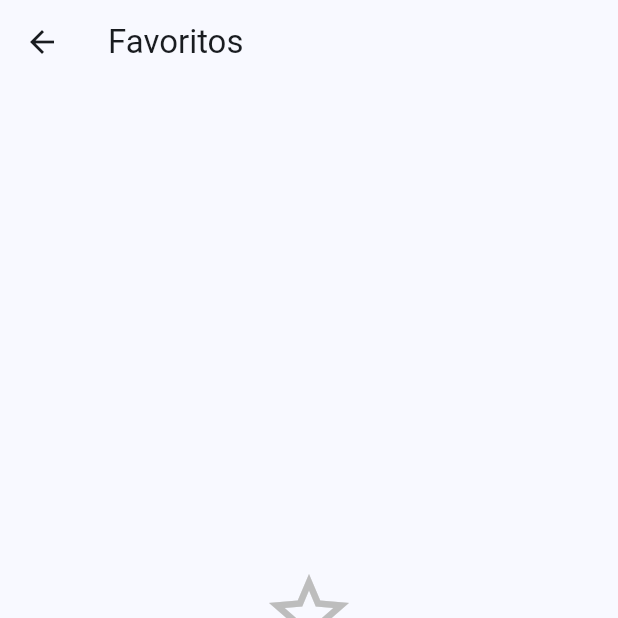
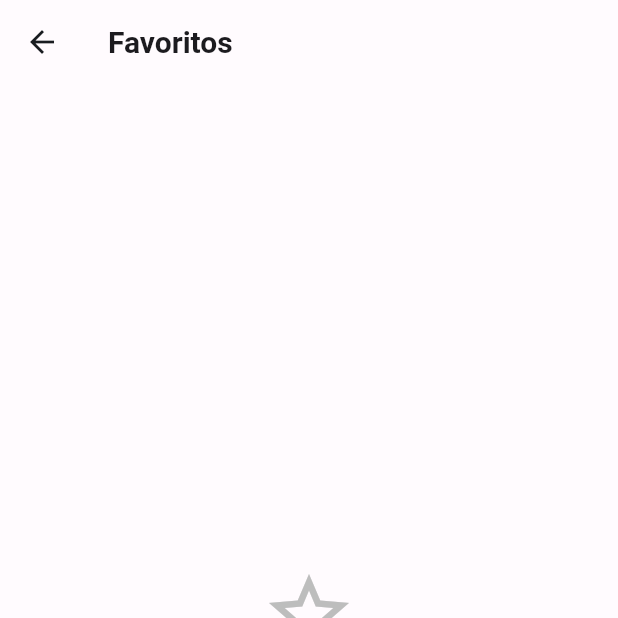
Before and after one commit to 3duardobn/libras_dicionario, a Flutter app: the screen it shows after launch, after a tap on the "star" icon, on a phone screen of 412 x 824 dp, the top half of it. Run offline on Flutter 3.47's test engine with Material 3 defaults, Android fonts, the phone set to English and light mode, and no system bars; our stand-ins replace chewie, diacritic, flutter_html, flutter_svg, shared_preferences, video_player and 1 more; network calls fail.

Commit message:
refactor: migrate from ClojureDart to clean Flutter Dart 3, add theme system, animated filter bar, uncluttered UI, and video player optimizations
- Completed full migration to pure Dart 3 / Flutter with clean layered architecture
- Implemented Material 3 ThemeData and exact institutional color tokens in theme.dart
- Added vector animated SplashScreen (assets/icone_logo.svg)
- Fixed active filter state mutation and scoped INES autocomplete to active INES filter
- Expanded card width and 14:9 video player bounds for easy touch controls
- Replaced floating action button with conditional empty-state YoutubeCard (controls=0, loop: true)
- Converted multi-row filter chips to 44px horizontal animated scroll bar (_AnimatedFilterChip)
- Set video control auto-hide timer to 800ms
- Added PLAN.md, TODO.md, and AGENT.md project documentation

```diff
--- a/libras_dictionary/lib/card.dart
+++ b/libras_dictionary/lib/card.dart
@@ -5,23 +5,9 @@ import 'models.dart';
 import 'player.dart';
 import 'state.dart' as st;
 import 'strings.dart' as s;
+import 'theme.dart';
 
-Color getSourceColor(String source) {
-  switch (source) {
-    case 'INES':
-      return Colors.blue.shade600;
-    case 'RedeSurdos':
-      return Colors.green.shade600;
-    case 'UFV':
-      return Colors.red.shade600;
-    case 'LibrasAcademicaUFF':
-      return Colors.purple.shade600;
-    case 'SpreadTheSign':
-      return Colors.orange.shade600;
-    default:
-      return Colors.grey.shade600;
-  }
-}
+Color getSourceColor(String source) => AppColors.forSource(source);
 
 Widget _htmlSection(String label, String data, bool italic) {
   return Column(
@@ -79,7 +65,7 @@ class _DictionaryItemCardState extends State<DictionaryItemCard> {
     final videoUrl = item.videoUrl;
 
     return Card(
-      margin: const EdgeInsets.symmetric(horizontal: 16, vertical: 8),
+      margin: const EdgeInsets.symmetric(horizontal: 10, vertical: 8),
       elevation: 3,
       shape: RoundedRectangleBorder(borderRadius: BorderRadius.circular(12)),
       clipBehavior: Clip.antiAlias,
@@ -131,17 +117,23 @@ class _DictionaryItemCardState extends State<DictionaryItemCard> {
                 ),
               ),
               if (_expanded)
-                Padding(
-                  padding: const EdgeInsets.all(16),
-                  child: Column(
+                Column(
                   crossAxisAlignment: CrossAxisAlignment.start,
                   children: [
                     if (description != null && description.trim().isNotEmpty)
-                        _htmlSection(s.descriptionLabel, description, false),
+                      Padding(
+                        padding: const EdgeInsets.fromLTRB(16, 16, 16, 0),
+                        child: _htmlSection(s.descriptionLabel, description, false),
+                      ),
                     if (exemplo != null && exemplo.trim().isNotEmpty)
-                        _htmlSection(s.exampleLabel, exemplo, true),
+                      Padding(
+                        padding: const EdgeInsets.fromLTRB(16, 8, 16, 0),
+                        child: _htmlSection(s.exampleLabel, exemplo, true),
+                      ),
                     if (libras != null && libras.trim().isNotEmpty)
-                        Column(
+                      Padding(
+                        padding: const EdgeInsets.fromLTRB(16, 8, 16, 0),
+                        child: Column(
                           crossAxisAlignment: CrossAxisAlignment.start,
                           children: [
                             Text(
@@ -173,14 +165,15 @@ class _DictionaryItemCardState extends State<DictionaryItemCard> {
                             const SizedBox(height: 12),
                           ],
                         ),
+                      ),
                     if (youtubeId != null && youtubeId.trim().isNotEmpty)
                       Padding(
-                          padding: const EdgeInsets.only(bottom: 16),
+                        padding: const EdgeInsets.symmetric(vertical: 12),
                         child: YoutubePlayerWidget(youtubeId: youtubeId),
                       ),
                     if (imageUrl != null && imageUrl.trim().isNotEmpty)
                       Padding(
-                          padding: const EdgeInsets.only(bottom: 16),
+                        padding: const EdgeInsets.fromLTRB(8, 8, 8, 12),
                         child: Image.network(
                           imageUrl,
                           fit: BoxFit.contain,
@@ -190,11 +183,10 @@ class _DictionaryItemCardState extends State<DictionaryItemCard> {
                       ),
                     if (videoUrl != null && videoUrl.trim().isNotEmpty)
                       Padding(
-                          padding: const EdgeInsets.only(bottom: 16),
+                        padding: const EdgeInsets.symmetric(vertical: 12),
                         child: ChewieVideoWidget(videoUrl: videoUrl),
                       ),
                   ],
-                  ),
                 ),
             ],
           ),
--- a/libras_dictionary/lib/main.dart
+++ b/libras_dictionary/lib/main.dart
@@ -7,6 +7,9 @@ import 'models.dart';
 import 'settings_screen.dart';
 import 'state.dart' as st;
 import 'strings.dart' as s;
+
+import 'screens/splash_screen.dart';
+import 'theme.dart';
 
 void main() async {
   WidgetsFlutterBinding.ensureInitialized();
@@ -26,7 +29,9 @@ class _MyHttpOverrides extends HttpOverrides {
 }
 
 class LibrasDictionaryApp extends StatelessWidget {
-  const LibrasDictionaryApp({super.key});
+  const LibrasDictionaryApp({super.key, this.showSplash = true});
+
+  final bool showSplash;
 
   @override
   Widget build(BuildContext context) {
@@ -37,20 +42,9 @@ class LibrasDictionaryApp extends StatelessWidget {
           title: s.appTitle,
           debugShowCheckedModeBanner: false,
           themeMode: st.appState.themeMode,
-          theme: ThemeData(
-            useMaterial3: true,
-            brightness: Brightness.light,
-            colorScheme: ColorScheme.fromSeed(seedColor: Colors.blue),
-          ),
-          darkTheme: ThemeData(
-            useMaterial3: true,
-            brightness: Brightness.dark,
-            colorScheme: ColorScheme.fromSeed(
-              seedColor: Colors.blue,
-              brightness: Brightness.dark,
-            ),
-          ),
-          home: const HomePage(),
+          theme: AppTheme.lightTheme,
+          darkTheme: AppTheme.darkTheme,
+          home: showSplash ? const SplashScreen() : const HomePage(),
         );
       },
     );
@@ -137,7 +131,8 @@ class _HomePageState extends State<HomePage> {
         final suggestions =
             state.searchQuery.isNotEmpty &&
                 state.searchQuery != state.lastSearched &&
-                !state.isSearching
+                !state.isSearching &&
+                state.isSourceActive('INES')
             ? st.suggestionsFor(state.searchQuery, 6)
             : const <String>[];
 
@@ -171,18 +166,6 @@ class _HomePageState extends State<HomePage> {
               ),
             ],
           ),
-          floatingActionButton: state.showYoutubeButton
-              ? FloatingActionButton.extended(
-                  onPressed: () => state.openYoutubeSearch(state.searchQuery),
-                  backgroundColor: const Color(0xFF1565C0),
-                  icon: const Icon(Icons.play_circle_filled, color: Colors.white),
-                  label: const Text(
-                    s.youtubeButton,
-                    style: TextStyle(color: Colors.white, fontWeight: FontWeight.bold),
-                  ),
-                  tooltip: s.youtubeTooltip,
-                )
-              : null,
           body: Column(
             children: [
               Padding(
@@ -291,43 +274,7 @@ class _HomePageState extends State<HomePage> {
                 textAlign: TextAlign.center,
               ),
               if (!blank && state.showYoutubeButton)
-                Column(
-                  mainAxisSize: MainAxisSize.min,
-                  children: [
-                    Padding(
-                      padding: const EdgeInsets.only(top: 8),
-                      child: Text(
-                        s.notFoundDictionaries,
-                        style: TextStyle(
-                          fontSize: 14,
-                          color: Colors.grey.shade500,
-                        ),
-                        textAlign: TextAlign.center,
-                      ),
-                    ),
-                    TextButton(
-                      onPressed: () => state.openYoutubeSearch(state.searchQuery),
-                      child: const Row(
-                        mainAxisSize: MainAxisSize.min,
-                        children: [
-                          Icon(
-                            Icons.play_circle_filled,
-                            size: 18,
-                            color: Color(0xFF1565C0),
-                          ),
-                          SizedBox(width: 6),
-                          Text(
-                            s.searchYoutube,
-                            style: TextStyle(
-                              color: Color(0xFF1565C0),
-                              fontWeight: FontWeight.w600,
-                            ),
-                          ),
-                        ],
-                      ),
-                    ),
-                  ],
-                ),
+                _YoutubeCard(query: state.searchQuery),
               if (blank && state.recentSearches.isNotEmpty)
                 _RecentSearchesBlock(
                   recents: state.recentSearches,
@@ -341,7 +288,80 @@ class _HomePageState extends State<HomePage> {
 
     return ListView.builder(
       itemCount: displayResults.length,
-      itemBuilder: (context, index) => DictionaryItemCard(item: displayResults[index]),
+      itemBuilder: (context, index) =>
+          DictionaryItemCard(item: displayResults[index]),
+    );
+  }
+}
+
+class _YoutubeCard extends StatelessWidget {
+  const _YoutubeCard({required this.query});
+
+  final String query;
+
+  @override
+  Widget build(BuildContext context) {
+    final isDark = Theme.of(context).brightness == Brightness.dark;
+    return Container(
+      margin: const EdgeInsets.symmetric(vertical: 24),
+      padding: const EdgeInsets.all(20),
+      decoration: BoxDecoration(
+        color: isDark ? const Color(0xFF2A292E) : const Color(0xFFF4F6FB),
+        borderRadius: BorderRadius.circular(AppRadius.card),
+        border: Border.all(
+          color: AppColors.sourceYoutube.withValues(alpha: 0.3),
+          width: 1,
+        ),
+      ),
+      child: Column(
+        mainAxisSize: MainAxisSize.min,
+        children: [
+          Row(
+            mainAxisAlignment: MainAxisAlignment.center,
+            children: [
+              const Icon(
+                Icons.play_circle_filled,
+                size: 28,
+                color: AppColors.sourceYoutube,
+              ),
+              const SizedBox(width: 8),
+              Text(
+                s.searchYoutube,
+                style: const TextStyle(
+                  fontSize: 16,
+                  fontWeight: FontWeight.bold,
+                ),
+              ),
+            ],
+          ),
+          const SizedBox(height: 8),
+          Text(
+            s.notFoundDictionaries,
+            style: TextStyle(
+              fontSize: 13,
+              color: isDark ? Colors.grey.shade400 : AppColors.neutralMuted,
+            ),
+            textAlign: TextAlign.center,
+          ),
+          const SizedBox(height: 14),
+          ElevatedButton.icon(
+            style: ElevatedButton.styleFrom(
+              backgroundColor: AppColors.sourceYoutube,
+              foregroundColor: Colors.white,
+              padding: const EdgeInsets.symmetric(horizontal: 20, vertical: 12),
+              shape: RoundedRectangleBorder(
+                borderRadius: BorderRadius.circular(AppRadius.input),
+              ),
+            ),
+            onPressed: () => st.appState.openYoutubeSearch(query),
+            icon: const Icon(Icons.open_in_new, size: 18),
+            label: Text(
+              'Buscar "$query" no YouTube',
+              style: const TextStyle(fontWeight: FontWeight.bold, fontSize: 14),
+            ),
+          ),
+        ],
+      ),
     );
   }
 }
@@ -468,63 +488,109 @@ class _FilterChips extends StatelessWidget {
     }
   }
 
-  Widget _chip({
-    required String source,
-    required String label,
-    required bool isSelected,
-    required Color selectedColor,
-    bool bold = false,
-  }) {
-    final labelColor = isSelected
-        ? Colors.white
-        : (isDark ? Colors.white : const Color(0xFF1C1B1F));
-    return FilterChip(
-      label: Text(
-        label,
-        style: TextStyle(
-          fontSize: 13,
-          fontWeight: bold ? FontWeight.bold : FontWeight.normal,
-          color: labelColor,
-        ),
-      ),
-      selected: isSelected,
-      onSelected: (value) => st.appState.onFilterChanged(source, value),
-      showCheckmark: false,
-      selectedColor: selectedColor,
-      backgroundColor: Colors.grey.shade600.withValues(alpha: 0.2),
-      shape: RoundedRectangleBorder(borderRadius: BorderRadius.circular(8)),
-      elevation: 1,
-      pressElevation: 2,
-      padding: const EdgeInsets.symmetric(horizontal: 8, vertical: 6),
-    );
-  }
-
   @override
   Widget build(BuildContext context) {
     final sortedSources = enabledSources.toList()..sort();
-    return Padding(
-      padding: const EdgeInsets.symmetric(horizontal: 16, vertical: 8),
-      child: Wrap(
-        spacing: 8,
-        runSpacing: 8,
-        alignment: WrapAlignment.center,
+    return SizedBox(
+      height: 44,
+      child: SingleChildScrollView(
+        scrollDirection: Axis.horizontal,
+        padding: const EdgeInsets.symmetric(horizontal: 16, vertical: 4),
+        child: Row(
           children: [
-          _chip(
+            _AnimatedFilterChip(
               source: 'Ambos',
               label: s.filterAll,
               isSelected: activeFilters.contains('Ambos'),
-            selectedColor: Colors.blue.shade600,
+              selectedColor: AppColors.primary,
+              isDark: isDark,
               bold: true,
             ),
-          for (final source in sortedSources)
-            _chip(
+            const SizedBox(width: 8),
+            for (final source in sortedSources) ...[
+              _AnimatedFilterChip(
                 source: source,
                 label: _displayLabel(source),
                 isSelected: activeFilters.contains(source),
-              selectedColor: getSourceColor(source),
+                selectedColor: AppColors.forSource(source),
+                isDark: isDark,
               ),
+              const SizedBox(width: 8),
             ],
+          ],
+        ),
       ),
     );
   }
 }
+
+class _AnimatedFilterChip extends StatelessWidget {
+  const _AnimatedFilterChip({
+    required this.source,
+    required this.label,
+    required this.isSelected,
+    required this.selectedColor,
+    required this.isDark,
+    this.bold = false,
+  });
+
+  final String source;
+  final String label;
+  final bool isSelected;
+  final Color selectedColor;
+  final bool isDark;
+  final bool bold;
+
+  @override
+  Widget build(BuildContext context) {
+    final unselectedBg =
+        isDark ? const Color(0xFF2C2B30) : const Color(0xFFEFF1F5);
+    final unselectedFg = isDark ? Colors.white70 : AppColors.neutralText;
+
+    return AnimatedScale(
+      scale: isSelected ? 1.04 : 1.0,
+      duration: const Duration(milliseconds: 220),
+      curve: Curves.easeOutCubic,
+      child: AnimatedContainer(
+        duration: const Duration(milliseconds: 220),
+        curve: Curves.easeOutCubic,
+        decoration: BoxDecoration(
+          color: isSelected ? selectedColor : unselectedBg,
+          borderRadius: BorderRadius.circular(AppRadius.chip),
+          boxShadow: isSelected
+              ? [
+                  BoxShadow(
+                    color: selectedColor.withValues(alpha: 0.35),
+                    blurRadius: 6,
+                    offset: const Offset(0, 2),
+                  ),
+                ]
+              : null,
+        ),
+        child: Material(
+          color: Colors.transparent,
+          child: InkWell(
+            borderRadius: BorderRadius.circular(AppRadius.chip),
+            onTap: () {
+              st.appState.onFilterChanged(source, !isSelected);
+            },
+            child: Padding(
+              padding: const EdgeInsets.symmetric(horizontal: 14, vertical: 8),
+              child: AnimatedDefaultTextStyle(
+                duration: const Duration(milliseconds: 220),
+                style: TextStyle(
+                  fontSize: 13,
+                  fontWeight: (bold || isSelected)
+                      ? FontWeight.bold
+                      : FontWeight.w500,
+                  color: isSelected ? Colors.white : unselectedFg,
+                ),
+                child: Text(label),
+              ),
+            ),
+          ),
+        ),
+      ),
+    );
+  }
+}
--- /dev/null
+++ b/libras_dictionary/lib/screens/splash_screen.dart
@@ -0,0 +1,122 @@
+import 'package:flutter/material.dart';
+import 'package:flutter_svg/flutter_svg.dart';
+
+import '../main.dart';
+import '../strings.dart' as s;
+import '../theme.dart';
+
+/// Animated branded Splash Screen showing the Libras Dictionary logo.
+class SplashScreen extends StatefulWidget {
+  const SplashScreen({super.key});
+
+  @override
+  State<SplashScreen> createState() => _SplashScreenState();
+}
+
+class _SplashScreenState extends State<SplashScreen>
+    with SingleTickerProviderStateMixin {
+  late AnimationController _controller;
+  late Animation<double> _scaleAnimation;
+  late Animation<double> _fadeAnimation;
+
+  @override
+  void initState() {
+    super.initState();
+    _controller = AnimationController(
+      vsync: this,
+      duration: const Duration(milliseconds: 1200),
+    );
+
+    _scaleAnimation = Tween<double>(begin: 0.8, end: 1.0).animate(
+      CurvedAnimation(parent: _controller, curve: Curves.easeOutBack),
+    );
+
+    _fadeAnimation = Tween<double>(begin: 0.0, end: 1.0).animate(
+      CurvedAnimation(parent: _controller, curve: Curves.easeIn),
+    );
+
+    _controller.forward();
+    _navigateToHome();
+  }
+
+  Future<void> _navigateToHome() async {
+    await Future.delayed(const Duration(milliseconds: 1800));
+    if (!mounted) return;
+    Navigator.of(context).pushReplacement(
+      PageRouteBuilder<void>(
+        pageBuilder: (context, animation, secondaryAnimation) => const HomePage(),
+        transitionsBuilder: (context, animation, secondaryAnimation, child) {
+          return FadeTransition(opacity: animation, child: child);
+        },
+        transitionDuration: const Duration(milliseconds: 400),
+      ),
+    );
+  }
+
+  @override
+  void dispose() {
+    _controller.dispose();
+    super.dispose();
+  }
+
+  @override
+  Widget build(BuildContext context) {
+    final isDark = Theme.of(context).brightness == Brightness.dark;
+    final bgColor = isDark ? AppColors.surfaceDark : AppColors.surfaceLight;
+
+    return Scaffold(
+      backgroundColor: bgColor,
+      body: Center(
+        child: FadeTransition(
+          opacity: _fadeAnimation,
+          child: ScaleTransition(
+            scale: _scaleAnimation,
+            child: Column(
+              mainAxisAlignment: MainAxisAlignment.center,
+              children: [
+                Container(
+                  padding: const EdgeInsets.all(36),
+                  decoration: BoxDecoration(
+                    color: isDark ? Colors.black : AppColors.primaryBrand,
+                    shape: BoxShape.circle,
+                    boxShadow: [
+                      BoxShadow(
+                        color: Colors.black.withValues(alpha: 0.2),
+                        blurRadius: 16,
+                        offset: const Offset(0, 6),
+                      ),
+                    ],
+                    border: Border.all(
+                      color: isDark ? Colors.white24 : Colors.blue.shade200,
+                      width: 2,
+                    ),
+                  ),
+                  child: SvgPicture.asset(
+                    'assets/icone_logo.svg',
+                    width: 120,
+                    height: 120,
+                    fit: BoxFit.contain,
+                    colorFilter: const ColorFilter.mode(
+                      Colors.white,
+                      BlendMode.srcIn,
+                    ),
+                  ),
+                ),
+                const SizedBox(height: 24),
+                Text(
+                  s.appTitle,
+                  style: TextStyle(
+                    fontSize: 24,
+                    fontWeight: FontWeight.bold,
+                    letterSpacing: 0.5,
+                    color: isDark ? Colors.white : AppColors.primary,
+                  ),
+                ),
+              ],
+            ),
+          ),
+        ),
+      ),
+    );
+  }
+}
--- /dev/null
+++ b/libras_dictionary/lib/theme.dart
@@ -0,0 +1,155 @@
+import 'package:flutter/material.dart';
+
+/// Design System tokens and theme configuration for Dicionário Libras.
+/// Strictly follows specifications from DESIGN.md.
+abstract class AppColors {
+  // Primary Palette
+  static const Color primary = Color(0xFF1565C0);
+  static const Color primaryBrand = Color(0xFF1E88E5);
+
+  // Surface Neutrals
+  static const Color surfaceLight = Color(0xFFFFFBFE);
+  static const Color surfaceDark = Color(0xFF1C1B1F);
+  static const Color neutralText = Color(0xFF1C1B1F);
+  static const Color neutralMuted = Color(0xFF757575);
+  static const Color onSource = Color(0xFFFFFFFF);
+
+  // Source Palette (Semantic)
+  static const Color sourceInes = Color(0xFF1E88E5);
+  static const Color sourceRedeSurdos = Color(0xFF43A047);
+  static const Color sourceUfv = Color(0xFFE53935);
+  static const Color sourceLibrasAcademica = Color(0xFF8E24AA);
+  static const Color sourceSpreadTheSign = Color(0xFFFB8C00);
+  static const Color sourceYoutube = Color(0xFFC62828);
+  static const Color sourceFallback = Color(0xFF757575);
+
+  /// Resolves the semantic source header background color for a given source name.
+  static Color forSource(String? source) {
+    switch (source) {
+      case 'INES':
+        return sourceInes;
+      case 'RedeSurdos':
+        return sourceRedeSurdos;
+      case 'UFV':
+        return sourceUfv;
+      case 'LibrasAcademicaUFF':
+        return sourceLibrasAcademica;
+      case 'SpreadTheSign':
+        return sourceSpreadTheSign;
+      case 'YouTube':
+        return sourceYoutube;
+      default:
+        return sourceFallback;
+    }
+  }
+}
+
+abstract class AppRadius {
+  static const double card = 12.0;
+  static const double input = 4.0;
+  static const double chip = 8.0;
+}
+
+abstract class AppTheme {
+  static ThemeData get lightTheme {
+    final baseScheme = ColorScheme.fromSeed(
+      seedColor: AppColors.primary,
+      brightness: Brightness.light,
+    );
+    return ThemeData(
+      useMaterial3: true,
+      brightness: Brightness.light,
+      colorScheme: baseScheme.copyWith(
+        primary: AppColors.primary,
+        surface: AppColors.surfaceLight,
+      ),
+      scaffoldBackgroundColor: AppColors.surfaceLight,
+      appBarTheme: const AppBarTheme(
+        backgroundColor: AppColors.surfaceLight,
+        elevation: 0,
+        scrolledUnderElevation: 0,
+        centerTitle: false,
+        titleTextStyle: TextStyle(
+          fontSize: 20,
+          fontWeight: FontWeight.bold,
+          color: AppColors.neutralText,
+        ),
+      ),
+      cardTheme: CardThemeData(
+        elevation: 3,
+        shape: RoundedRectangleBorder(
+          borderRadius: BorderRadius.circular(AppRadius.card),
+        ),
+        clipBehavior: Clip.antiAlias,
+        margin: const EdgeInsets.symmetric(horizontal: 16, vertical: 8),
+      ),
+      inputDecorationTheme: InputDecorationTheme(
+        border: OutlineInputBorder(
+          borderRadius: BorderRadius.circular(AppRadius.input),
+        ),
+        contentPadding: const EdgeInsets.symmetric(horizontal: 16, vertical: 14),
+      ),
+      elevatedButtonTheme: ElevatedButtonThemeData(
+        style: ElevatedButton.styleFrom(
+          backgroundColor: AppColors.primary,
+          foregroundColor: AppColors.onSource,
+          shape: RoundedRectangleBorder(
+            borderRadius: BorderRadius.circular(AppRadius.input),
+          ),
+          minimumSize: const Size(88, 48),
+        ),
+      ),
+    );
+  }
+
+  static ThemeData get darkTheme {
+    final baseScheme = ColorScheme.fromSeed(
+      seedColor: AppColors.primary,
+      brightness: Brightness.dark,
+    );
+    return ThemeData(
+      useMaterial3: true,
+      brightness: Brightness.dark,
+      colorScheme: baseScheme.copyWith(
+        primary: AppColors.primaryBrand,
+        surface: AppColors.surfaceDark,
+      ),
+      scaffoldBackgroundColor: AppColors.surfaceDark,
+      appBarTheme: const AppBarTheme(
+        backgroundColor: AppColors.surfaceDark,
+        elevation: 0,
+        scrolledUnderElevation: 0,
+        centerTitle: false,
+        titleTextStyle: TextStyle(
+          fontSize: 20,
+          fontWeight: FontWeight.bold,
+          color: Colors.white,
+        ),
+      ),
+      cardTheme: CardThemeData(
+        elevation: 3,
+        shape: RoundedRectangleBorder(
+          borderRadius: BorderRadius.circular(AppRadius.card),
+        ),
+        clipBehavior: Clip.antiAlias,
+        margin: const EdgeInsets.symmetric(horizontal: 16, vertical: 8),
+      ),
+      inputDecorationTheme: InputDecorationTheme(
+        border: OutlineInputBorder(
+          borderRadius: BorderRadius.circular(AppRadius.input),
+        ),
+        contentPadding: const EdgeInsets.symmetric(horizontal: 16, vertical: 14),
+      ),
+      elevatedButtonTheme: ElevatedButtonThemeData(
+        style: ElevatedButton.styleFrom(
+          backgroundColor: AppColors.primary,
+          foregroundColor: AppColors.onSource,
+          shape: RoundedRectangleBorder(
+            borderRadius: BorderRadius.circular(AppRadius.input),
+          ),
+          minimumSize: const Size(88, 48),
+        ),
+      ),
+    );
+  }
+}
```
Also changed, not shown: libras_dictionary/lib/player.dart (+21 -7 lines), libras_dictionary/lib/state.dart (+16 -6 lines), 5 other files. Lines whose indentation alone changed are shown as unchanged.
